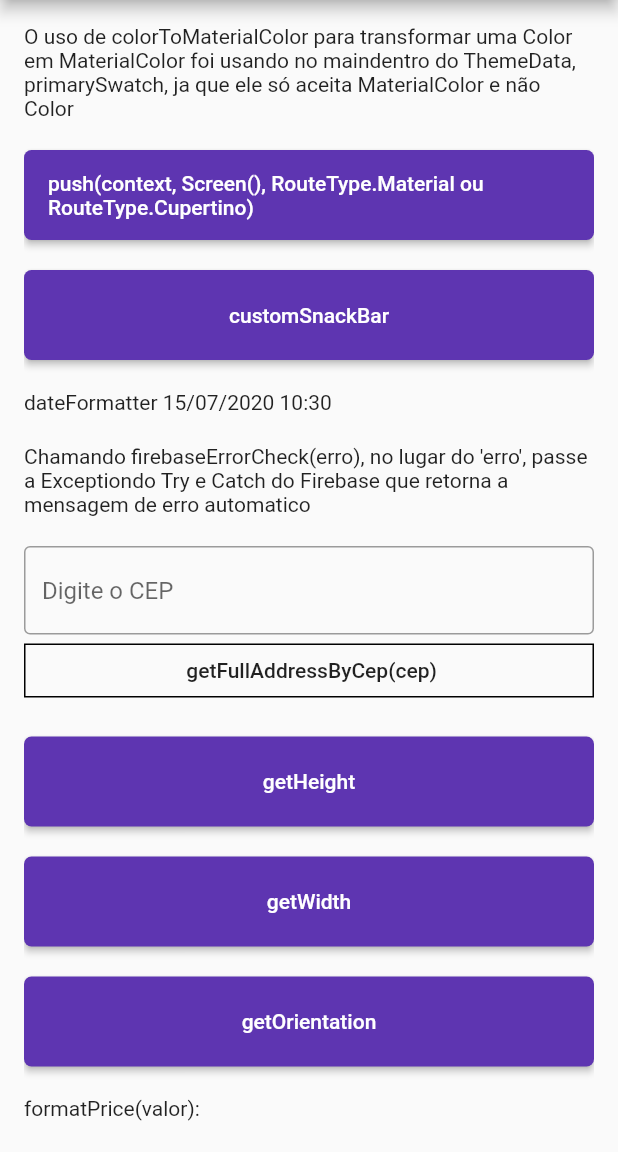
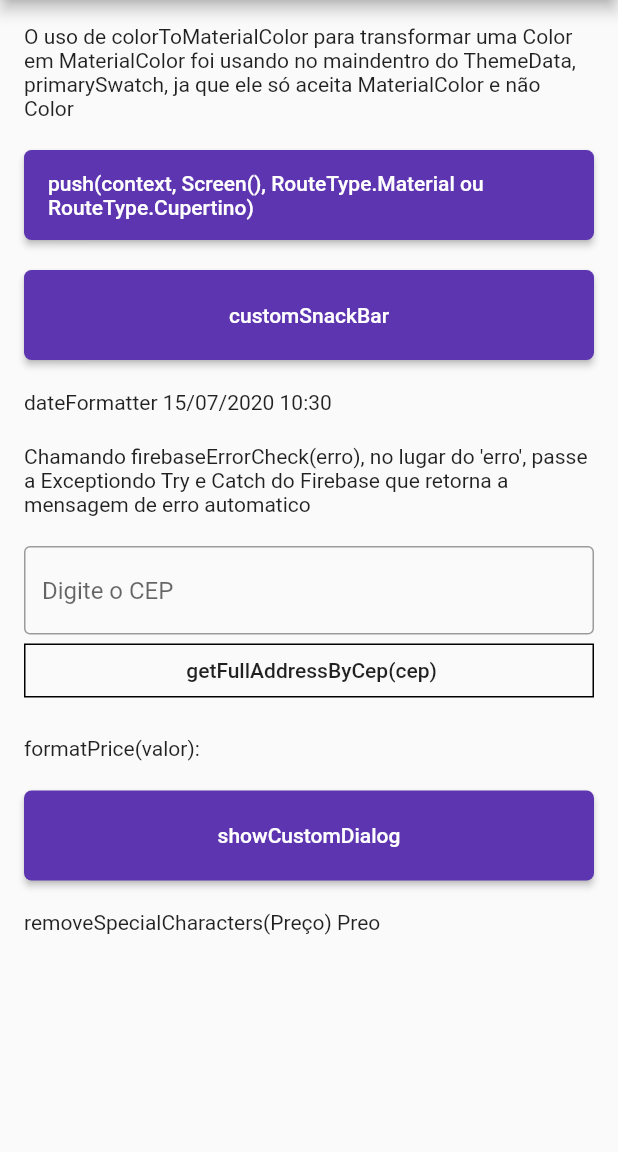
Before and after one commit to d-apps/djalma_util, a Flutter app: the screen it shows after launch, on a phone screen of 412 x 824 dp, the part 84-1236 px from its top. Run offline on Flutter 3.47's test engine with Material 2 defaults, Android fonts, the phone set to English and light mode, and no system bars; missing offline and left inert: money2, search_cep.

Commit message:
## [1.0.6] - Atualizado FirebaseChecker e removido MediaQueryHelper.
* Adicionado outro check caso o email utilizado não esteja cadastrado.
* Removido o MediaQuery Helper (getHeight, getWidth e getOrientation), recomendo usar o package Get ja que não precisa de Context.

```diff
--- a/example/lib/main.dart
+++ b/example/lib/main.dart
@@ -148,48 +148,6 @@ class _MyHomePageState extends State<MyHomePage> {
 
               spaceBetween(),
 
-              customButton(
-                  "getHeight",
-                  (){
-                    customSnackBar(
-                        scaffoldKey: scaffoldKey,
-                        message: "${getHeight(context)}",
-                        color: Colors.blue,
-                        duration: Duration(seconds: 2)
-                    );
-                  }
-              ),
-
-              spaceBetween(),
-
-              customButton(
-                  "getWidth",
-                  (){
-                    customSnackBar(
-                        scaffoldKey: scaffoldKey,
-                        message: "${getWidth(context)}",
-                        color: Colors.blue,
-                        duration: Duration(seconds: 2)
-                    );
-                  }
-              ),
-
-              spaceBetween(),
-
-              customButton(
-                  "getOrientation",
-                      (){
-                    customSnackBar(
-                        scaffoldKey: scaffoldKey,
-                        message: "${getOrientation(context)}",
-                        color: Colors.blue,
-                        duration: Duration(seconds: 2)
-                    );
-                  }
-              ),
-
-              spaceBetween(),
-
               Text("formatPrice(valor): ${formatPrice(1000)}"),
 
               spaceBetween(),
--- a/lib/djalmautil.dart
+++ b/lib/djalmautil.dart
@@ -6,7 +6,6 @@ export 'src/custom_snackbar.dart';
 export 'src/date_formatter.dart';
 export 'src/firebase_error_check.dart';
 export 'src/get_address.dart';
-export 'src/media_query.dart';
 export 'src/onesignal_helper.dart';
 export 'src/price_formatter.dart';
 export 'src/remove_special_characters.dart';
--- a/lib/src/firebase_error_check.dart
+++ b/lib/src/firebase_error_check.dart
@@ -30,9 +30,9 @@ firebaseErrorCheck(String exception){
 
     message = "O e-mail já está sendo usado!";
 
-  } else if (exception.contains("")) {
+  } else if (exception.contains("There is no user record corresponding to this identifier. The user may have been deleted. (auth/user-not-found)")) {
 
-    message = "Campo vázio!";
+    message = "E-mail inexistente!";
 
   }
 
--- a/lib/src/media_query.dart
+++ /dev/null
@@ -1,13 +0,0 @@
-import 'package:flutter/material.dart';
-
-double getHeight(BuildContext context){
-  return MediaQuery.of(context).size.height;
-}
-
-double getWidth(BuildContext context){
-  return MediaQuery.of(context).size.width;
-}
-
-Orientation getOrientation(BuildContext context){
-  return MediaQuery.of(context).orientation;
-}
--- a/pubspec.yaml
+++ b/pubspec.yaml
@@ -1,6 +1,6 @@
 name: djalmautil
 description: Package to help calling common methods in projects.
-version: 1.0.5
+version: 1.0.6
 homepage: https://github.com/d-apps/djalma_util
 
 environment:
```
Also changed, not shown: example/pubspec.lock, pubspec.lock, 2 other files.
